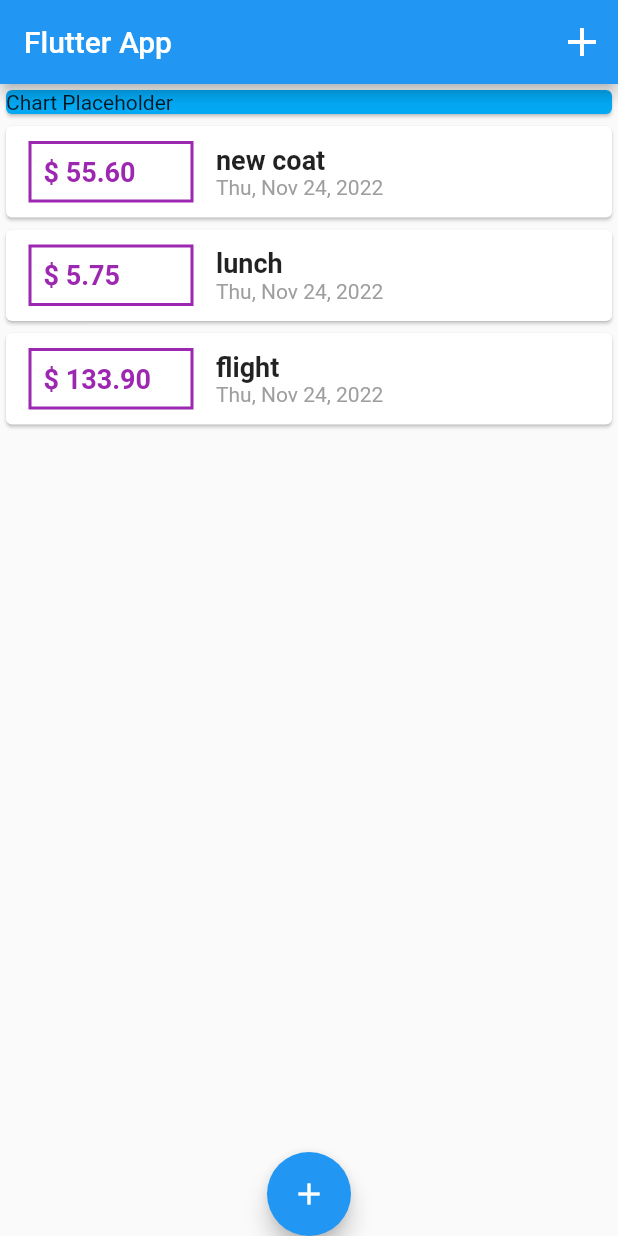
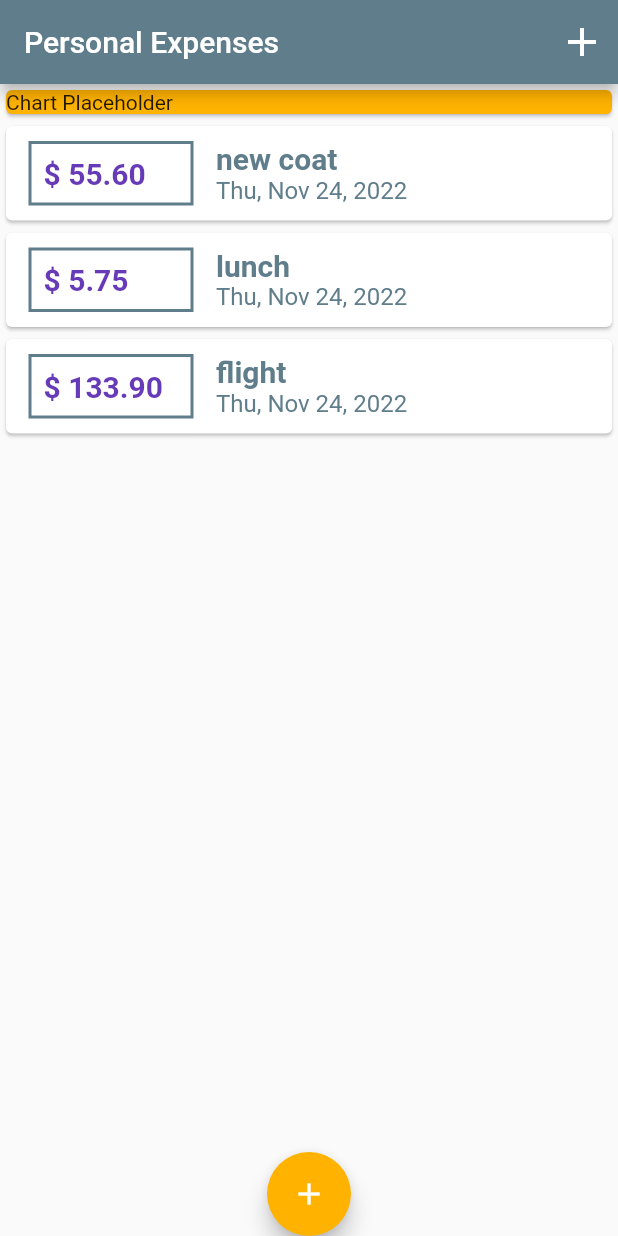
Before and after one commit to carlstep/max_expense_app_3, a Flutter app: the screen it shows after launch, on a phone screen of 412 x 824 dp. Run offline on Flutter 3.47's test engine with Material 2 defaults, Android fonts, the phone set to English and light mode, and no system bars.

Commit message:
96 Configuring & Using Themes

```diff
--- a/lib/main.dart
+++ b/lib/main.dart
@@ -13,7 +13,28 @@ class MyApp extends StatelessWidget {
   @override
   Widget build(BuildContext context) {
     return MaterialApp(
-      title: 'Flutter App',
+      debugShowCheckedModeBanner: false,
+      title: 'Personal Expenses',
+      theme: ThemeData(
+        colorScheme: Theme.of(context).colorScheme.copyWith(
+              primary: Colors.blueGrey,
+              secondary: Colors.amber[600],
+            ),
+        textTheme: const TextTheme(
+          headline3: TextStyle(
+              color: Colors.deepPurple,
+              fontSize: 20,
+              fontWeight: FontWeight.bold),
+          headline4: TextStyle(
+              color: Colors.blueGrey,
+              fontSize: 20,
+              fontWeight: FontWeight.bold),
+          headline5: TextStyle(
+            color: Colors.blueGrey,
+            fontSize: 16,
+          ),
+        ),
+      ),
       home: MyHomePage(),
     );
   }
@@ -75,7 +96,7 @@ class _MyHomePageState extends State<MyHomePage> {
   Widget build(BuildContext context) {
     return Scaffold(
       appBar: AppBar(
-        title: const Text('Flutter App'),
+        title: const Text('Personal Expenses'),
         actions: [
           IconButton(
             onPressed: () => _startAddNewTransaction(context),
@@ -93,8 +114,8 @@ class _MyHomePageState extends State<MyHomePage> {
           children: [
             Container(
               width: double.infinity,
-              child: const Card(
-                color: Colors.lightBlue,
+              child: Card(
+                color: Theme.of(context).colorScheme.secondary,
                 child: Text('Chart Placeholder'),
               ),
             ),
--- a/lib/widgets/transaction_list.dart
+++ b/lib/widgets/transaction_list.dart
@@ -26,16 +26,13 @@ class TransactionList extends StatelessWidget {
                   decoration: BoxDecoration(
                     border: Border.all(
                       width: 2,
-                      color: Colors.purple,
+                      color: Theme.of(context).colorScheme.primary,
                     ),
                   ),
                   padding: const EdgeInsets.all(8),
                   child: Text(
                     ('\$ ${transactions[index].amount.toStringAsFixed(2)}'),
-                    style: const TextStyle(
-                        color: Colors.purple,
-                        fontWeight: FontWeight.bold,
-                        fontSize: 18),
+                    style: Theme.of(context).textTheme.headline3,
                   ),
                 ),
                 Column(
@@ -43,16 +40,11 @@ class TransactionList extends StatelessWidget {
                   children: [
                     Text(
                       transactions[index].title,
-                      style: const TextStyle(
-                        fontWeight: FontWeight.bold,
-                        fontSize: 18,
-                      ),
+                      style: Theme.of(context).textTheme.headline4,
                     ),
                     Text(
                       DateFormat.yMMMEd().format(transactions[index].txDate),
-                      style: const TextStyle(
-                        color: Colors.grey,
-                      ),
+                      style: Theme.of(context).textTheme.headline5,
                     ),
                   ],
                 )
```
Also changed, not shown: 1 other file.
